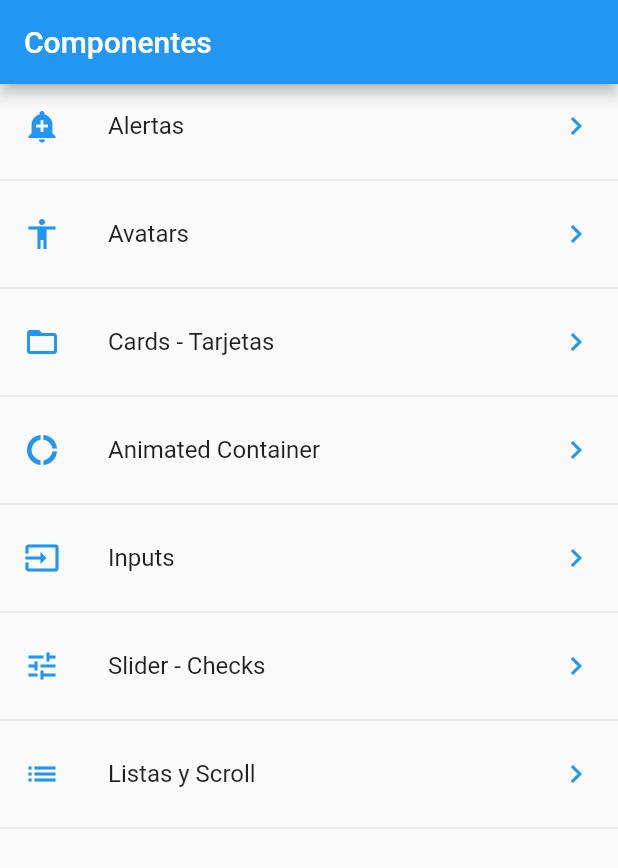
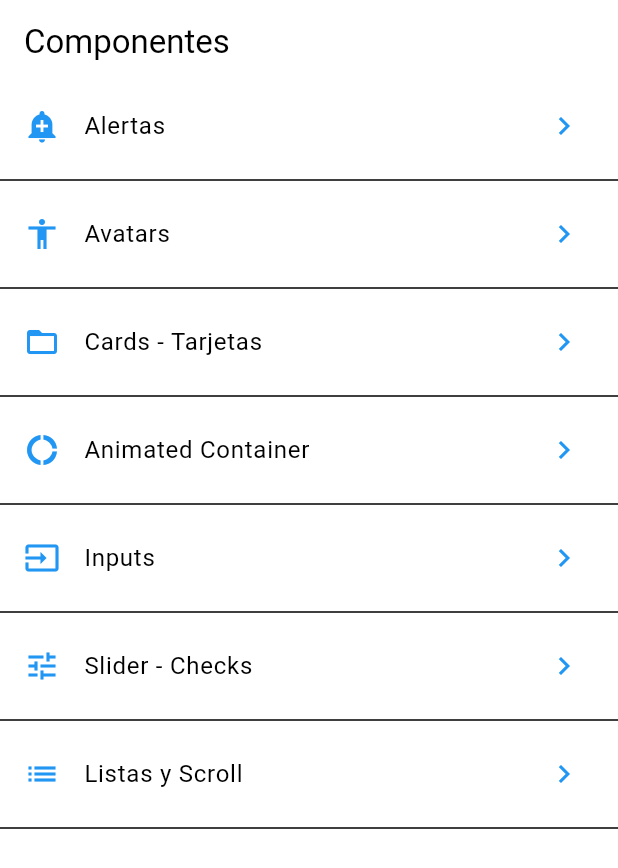
Before and after one commit to edgardoll4/flutter_componentes, a Flutter app: the screen it shows after launch, on a phone screen of 412 x 824 dp. Shown: the top 868 px of the screen. Run offline on Flutter 3.47's test engine with Material 2 defaults, Android fonts, the phone set to English and light mode, and no system bars.

```diff
--- a/lib/main.dart
+++ b/lib/main.dart
@@ -3,8 +3,6 @@ import 'package:flutter_localizations/flutter_localizations.dart';
 
 import 'package:componentes/src/routes/routes.dart';
 import 'package:componentes/src/pages/alert_page.dart';
-
-
 
 void main() => runApp(MyApp());
 
@@ -14,6 +12,11 @@ class MyApp extends StatelessWidget {
     return MaterialApp(
       title: 'Componentes APP',
       debugShowCheckedModeBanner: false,
+      theme: ThemeData(
+        useMaterial3: true,
+        // colorSchemeSeed: Colors.red,
+        colorScheme: ColorScheme.light(),
+      ),
       localizationsDelegates: [
         GlobalMaterialLocalizations.delegate,
         GlobalWidgetsLocalizations.delegate,
@@ -25,17 +28,12 @@ class MyApp extends StatelessWidget {
       //  home: HomePage(),
       initialRoute: '/',
       routes: getApplicationRoutes(),
-      onGenerateRoute: ( RouteSettings settings ){
-
-        print( 'Ruta llamda: ${ settings.name }' );
+      onGenerateRoute: (RouteSettings settings) {
+        print('Ruta llamda: ${settings.name}');
 
         return MaterialPageRoute(
-          builder: ( BuildContext context ) => AlertPage()
-        );
-
-
+            builder: (BuildContext context) => AlertPage());
       },
-
     );
   }
 }
```
Also changed, not shown: 1 other file.
